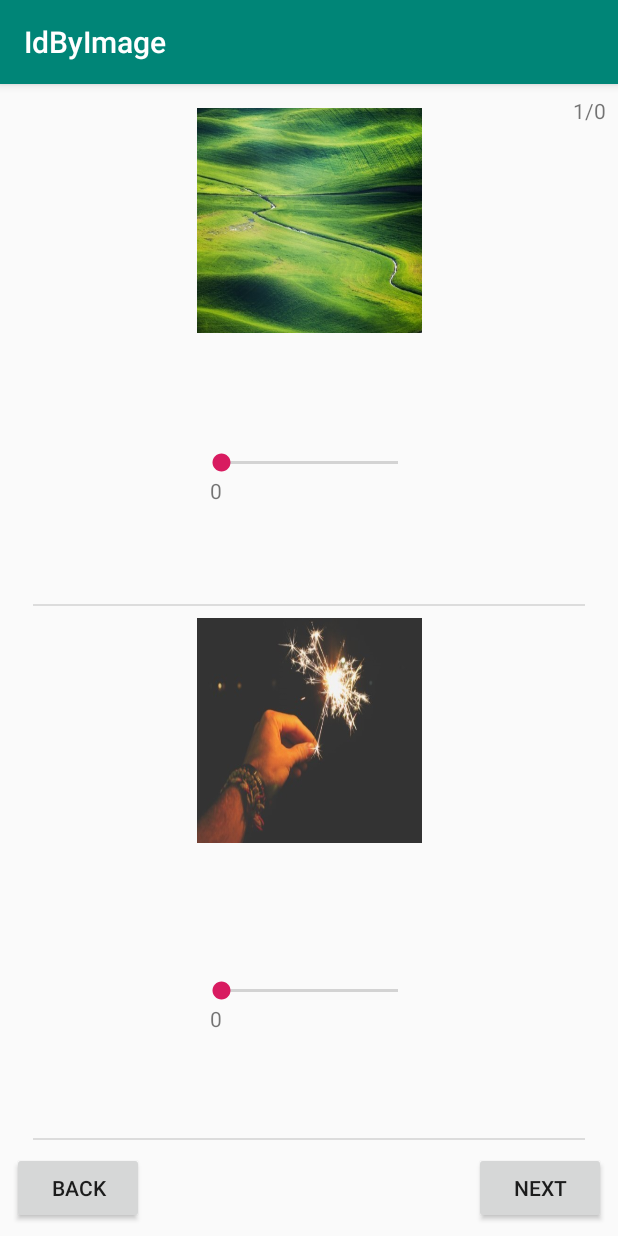
After one commit to teliran/IdByImage, an Android app: the SetupActivity screen opened directly, with no data from a screen before it, on a phone screen of 412 x 824 dp. The commit adds this screen. Run offline under Robolectric (Android 15) with nearby library versions, the phone set to English and light mode, and no system bars.

Commit message:
Package for Controllers - Setup interface

```diff
--- a/app/src/main/AndroidManifest.xml
+++ b/app/src/main/AndroidManifest.xml
@@ -16,7 +16,8 @@
                 <category android:name="android.intent.category.LAUNCHER" />
             </intent-filter>
         </activity>
-        <activity android:name=".InstractionActivity"></activity>
+        <activity android:name=".InstractionActivity" />
+        <activity android:name=".SetupActivity"></activity>
     </application>
 
 </manifest>
--- /dev/null
+++ b/app/src/main/java/com/hey/idbyimage/idbyimage/ControllerClass/SetupControllerImpl.java
@@ -0,0 +1,30 @@
+package com.hey.idbyimage.idbyimage.ControllerClass;
+
+import java.nio.charset.StandardCharsets;
+import java.security.MessageDigest;
+import java.security.NoSuchAlgorithmException;
+
+public class SetupControllerImpl implements SetupController{
+    //Field of DB
+
+    public SetupControllerImpl(){
+        //init DB instance
+    }
+
+    @Override
+    public boolean rateImage(String imgName, int rating) {
+        //send to DB (HashImgName(imgName, rating)
+        return false;
+    }
+
+    public String HashImgName(String imgName){
+        MessageDigest digest = null;
+        try {
+            digest = MessageDigest.getInstance("SHA-256");
+        } catch (NoSuchAlgorithmException e) {
+            e.printStackTrace();
+        }
+        byte[] hash = digest.digest(imgName.getBytes(StandardCharsets.UTF_8));
+        return hash.toString();
+    }
+}
--- /dev/null
+++ b/app/src/main/java/com/hey/idbyimage/idbyimage/SetupActivity.java
@@ -0,0 +1,165 @@
+package com.hey.idbyimage.idbyimage;
+
+import android.support.v7.app.AppCompatActivity;
+import android.os.Bundle;
+import android.view.View;
+import android.widget.Button;
+import android.widget.ImageView;
+import android.widget.SeekBar;
+import android.widget.TextView;
+import android.widget.Toast;
+
+import com.hey.idbyimage.idbyimage.ControllerClass.SetupController;
+import com.hey.idbyimage.idbyimage.ControllerClass.SetupControllerImpl;
+
+import java.lang.reflect.Field;
+import java.util.ArrayList;
+import java.util.List;
+
+public class SetupActivity extends AppCompatActivity implements View.OnClickListener {
+    Button back,next;
+    SeekBar rating1,rating2;
+    ImageView image1,image2;
+    TextView indicator,rating1prog,rating2prog;
+    int numOfImages,numOfPage;
+    SetupController control;
+
+    @Override
+    protected void onCreate(Bundle savedInstanceState) {
+        super.onCreate(savedInstanceState);
+        setContentView(R.layout.activity_setup);
+        initElements();
+        setButtonListener();
+        setTextForRatings();
+        loadSetupScreen();
+        numOfImages=CountImages();
+    }
+
+    private void setButtonListener() {
+        back.setOnClickListener(this);
+        next.setOnClickListener(this);
+    }
+
+    private int CountImages() {
+        Field[] fields = R.drawable.class.getFields();
+        List<Integer> drawables = new ArrayList<Integer>();
+        for (Field field : fields) {
+            // Take only those with name starting with "p"
+            if (field.getName().startsWith("p")) {
+                try {
+                    drawables.add(field.getInt(null));
+                } catch (IllegalAccessException e) {
+                    Toast.makeText(SetupActivity.this,"Problem counting images",Toast.LENGTH_SHORT).show();
+                }
+            }
+        }
+        return drawables.size();
+    }
+
+
+    private void setTextForRatings() {
+        rating1.setOnSeekBarChangeListener(new SeekBar.OnSeekBarChangeListener() {
+            @Override
+            public void onProgressChanged(SeekBar seekBar, int progress, boolean fromUser) {
+                int val = (progress * (seekBar.getWidth() - 2 * seekBar.getThumbOffset())) / seekBar.getMax();
+                int dispVal=progress+1;
+                rating1prog.setText("" + dispVal);
+                rating1prog.setX(seekBar.getX() + val + seekBar.getThumbOffset() / 2);
+            }
+
+            @Override
+            public void onStartTrackingTouch(SeekBar seekBar) {
+
+            }
+
+            @Override
+            public void onStopTrackingTouch(SeekBar seekBar) {
+
+            }
+
+        });
+        rating2.setOnSeekBarChangeListener(new SeekBar.OnSeekBarChangeListener() {
+            @Override
+            public void onProgressChanged(SeekBar seekBar, int progress, boolean fromUser) {
+                int val = (progress * (seekBar.getWidth() - 2 * seekBar.getThumbOffset())) / seekBar.getMax();
+                int dispVal=progress+1;
+                rating2prog.setText("" + dispVal);
+                rating2prog.setX(seekBar.getX() + val + seekBar.getThumbOffset() / 2);
+            }
+
+            @Override
+            public void onStartTrackingTouch(SeekBar seekBar) {
+
+            }
+
+            @Override
+            public void onStopTrackingTouch(SeekBar seekBar) {
+
+            }
+
+        });
+    }
+
+    private void initElements() {
+        numOfPage=1;
+        back = findViewById(R.id.backbtn);
+        next = findViewById(R.id.nextbtn);
+        rating1=findViewById(R.id.rating1);
+        rating2=findViewById(R.id.rating2);
+        image1=findViewById(R.id.imagePlace1);
+        image2=findViewById(R.id.imagePlace2);
+        indicator=findViewById(R.id.progressIndicator);
+        rating1prog=findViewById(R.id.rating1progress);
+        rating2prog=findViewById(R.id.rating2progress);
+        setIndicator();
+    }
+
+    @Override
+    public void onClick(View v) {
+        if(v==back)
+            handleBackClick();
+        else if(v==next)
+            handleNextClick();
+    }
+
+    private void handleBackClick() {
+        if(numOfPage==1)
+            //move to the prevActivity
+            return;
+        else{
+            numOfPage--;
+            loadSetupScreen();
+        }
+
+    }
+
+    private void loadSetupScreen() {
+        int drawableResourceId1 = this.getResources().getIdentifier(getImageFileName(2*numOfPage-1), "drawable", this.getPackageName());
+        int drawableResourceId2 = this.getResources().getIdentifier(getImageFileName(2*numOfPage), "drawable", this.getPackageName());
+        rating1.setProgress(0);
+        rating2.setProgress(0);
+        image1.setBackgroundResource(drawableResourceId1);
+        image2.setBackgroundResource(drawableResourceId2);
+        rating1prog.setText("0");
+        rating2prog.setText("0");
+        setIndicator();
+    }
+
+    private void setIndicator() {
+        indicator.setText(numOfPage+"/"+numOfImages/2);
+    }
+
+
+    private String getImageFileName(int index){
+        return "p"+index;
+    }
+
+    private void handleNextClick() {
+        if(numOfPage==numOfImages/2)
+            //move to the next screen - finished rating
+            return;
+        else
+            numOfPage++;
+            loadSetupScreen();
+    }
+}
--- a/app/src/main/java/com/hey/idbyimage/idbyimage/WelcomeActivity.java
+++ b/app/src/main/java/com/hey/idbyimage/idbyimage/WelcomeActivity.java
@@ -20,7 +20,7 @@ public class WelcomeActivity extends AppCompatActivity implements View.OnClickLi
     public void onClick(View v) {
         Intent intent = null;
         if(v.getId()==R.id.nextbtn)
-            intent=new Intent(this, InstractionActivity.class);
+            intent=new Intent(this, SetupActivity.class);
         if(intent!=null)
             startActivity(intent);
     }
--- /dev/null
+++ b/app/src/main/res/layout/activity_setup.xml
@@ -0,0 +1,132 @@
+<?xml version="1.0" encoding="utf-8"?>
+<android.support.constraint.ConstraintLayout xmlns:android="http://schemas.android.com/apk/res/android"
+    xmlns:app="http://schemas.android.com/apk/res-auto"
+    xmlns:tools="http://schemas.android.com/tools"
+    android:layout_width="match_parent"
+    android:layout_height="match_parent"
+    tools:context=".SetupActivity">
+
+    <View
+        android:id="@+id/divider"
+        android:layout_width="368dp"
+        android:layout_height="1dp"
+        android:layout_marginStart="8dp"
+        android:layout_marginEnd="8dp"
+        android:layout_marginBottom="64dp"
+        android:background="?android:attr/listDivider"
+        app:layout_constraintBottom_toBottomOf="parent"
+        app:layout_constraintEnd_toEndOf="parent"
+        app:layout_constraintStart_toStartOf="parent" />
+
+    <View
+        android:id="@+id/divider2"
+        android:layout_width="368dp"
+        android:layout_height="1dp"
+        android:layout_marginBottom="8dp"
+        android:background="?android:attr/listDivider"
+        app:layout_constraintBottom_toTopOf="@+id/divider"
+        app:layout_constraintEnd_toEndOf="parent"
+        app:layout_constraintStart_toStartOf="parent"
+        app:layout_constraintTop_toTopOf="parent" />
+
+    <ImageView
+        android:id="@+id/imagePlace1"
+        android:layout_width="150dp"
+        android:layout_height="150dp"
+        android:layout_marginTop="16dp"
+        app:layout_constraintEnd_toEndOf="parent"
+        app:layout_constraintStart_toStartOf="parent"
+        app:layout_constraintTop_toTopOf="parent" />
+
+    <SeekBar
+        android:id="@+id/rating1"
+        android:layout_width="150dp"
+        android:layout_height="wrap_content"
+        android:layout_marginTop="8dp"
+        android:layout_marginBottom="8dp"
+        android:max="9"
+        app:layout_constraintBottom_toTopOf="@+id/divider2"
+        app:layout_constraintEnd_toEndOf="parent"
+        app:layout_constraintStart_toStartOf="parent"
+        app:layout_constraintTop_toBottomOf="@+id/imagePlace1"
+        app:layout_constraintVertical_bias="0.473" />
+
+    <ImageView
+        android:id="@+id/imagePlace2"
+        android:layout_width="150dp"
+        android:layout_height="150dp"
+        android:layout_marginTop="8dp"
+        app:layout_constraintEnd_toEndOf="parent"
+        app:layout_constraintStart_toStartOf="parent"
+        app:layout_constraintTop_toBottomOf="@+id/divider2" />
+
+    <SeekBar
+        android:id="@+id/rating2"
+        android:layout_width="150dp"
+        android:layout_height="wrap_content"
+        android:layout_marginTop="8dp"
+        android:layout_marginBottom="8dp"
+        android:max="9"
+        app:layout_constraintBottom_toTopOf="@+id/divider"
+        app:layout_constraintEnd_toEndOf="parent"
+        app:layout_constraintStart_toStartOf="parent"
+        app:layout_constraintTop_toBottomOf="@+id/imagePlace2" />
+
+    <Button
+        android:id="@+id/nextbtn"
+        android:layout_width="wrap_content"
+        android:layout_height="wrap_content"
+        android:layout_marginTop="8dp"
+        android:layout_marginEnd="8dp"
+        android:layout_marginBottom="8dp"
+        android:text="Next"
+        app:layout_constraintBottom_toBottomOf="parent"
+        app:layout_constraintEnd_toEndOf="parent"
+        app:layout_constraintTop_toBottomOf="@+id/divider" />
+
+    <Button
+        android:id="@+id/backbtn"
+        android:layout_width="wrap_content"
+        android:layout_height="wrap_content"
+        android:layout_marginStart="8dp"
+        android:text="Back"
+        app:layout_constraintBaseline_toBaselineOf="@+id/nextbtn"
+        app:layout_constraintStart_toStartOf="parent" />
+
+    <TextView
+        android:id="@+id/progressIndicator"
+        android:layout_width="wrap_content"
+        android:layout_height="wrap_content"
+        android:layout_marginStart="8dp"
+        android:layout_marginTop="8dp"
+        android:layout_marginEnd="8dp"
+        android:text="TextView"
+        app:layout_constraintEnd_toEndOf="parent"
+        app:layout_constraintHorizontal_bias="1.0"
+        app:layout_constraintStart_toEndOf="@+id/imagePlace1"
+        app:layout_constraintTop_toTopOf="parent" />
+
+    <TextView
+        android:id="@+id/rating1progress"
+        android:layout_width="wrap_content"
+        android:layout_height="wrap_content"
+        android:layout_marginStart="8dp"
+        android:layout_marginEnd="8dp"
+        android:text="1"
+        app:layout_constraintEnd_toEndOf="parent"
+        app:layout_constraintHorizontal_bias="0.34"
+        app:layout_constraintStart_toStartOf="parent"
+        app:layout_constraintTop_toBottomOf="@+id/rating1" />
+
+    <TextView
+        android:id="@+id/rating2progress"
+        android:layout_width="wrap_content"
+        android:layout_height="wrap_content"
+        android:layout_marginStart="8dp"
+        android:layout_marginEnd="8dp"
+        android:text="1"
+        app:layout_constraintEnd_toEndOf="parent"
+        app:layout_constraintHorizontal_bias="0.34"
+        app:layout_constraintStart_toStartOf="parent"
+        app:layout_constraintTop_toBottomOf="@+id/rating2" />
+</android.support.constraint.ConstraintLayout>
```
